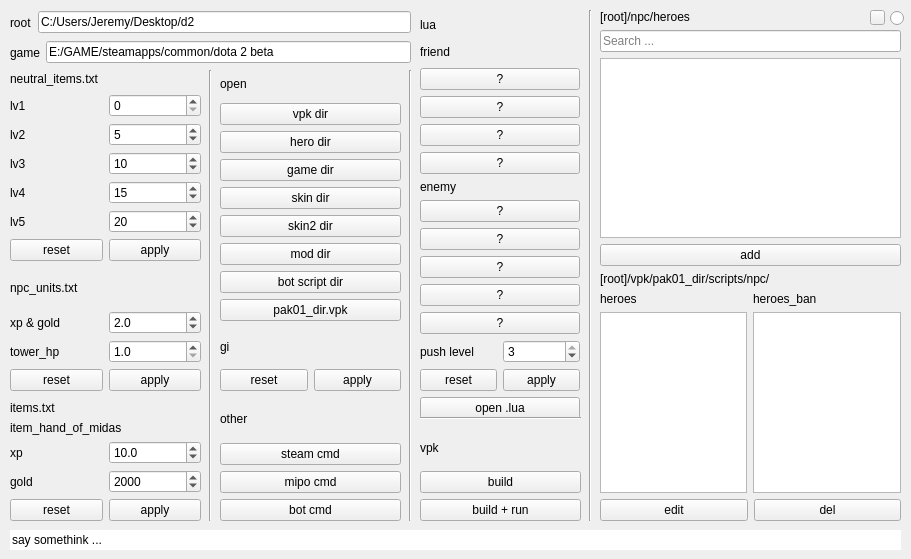
Qt form ui/main.ui (JeremyChim/d2) before a commit.
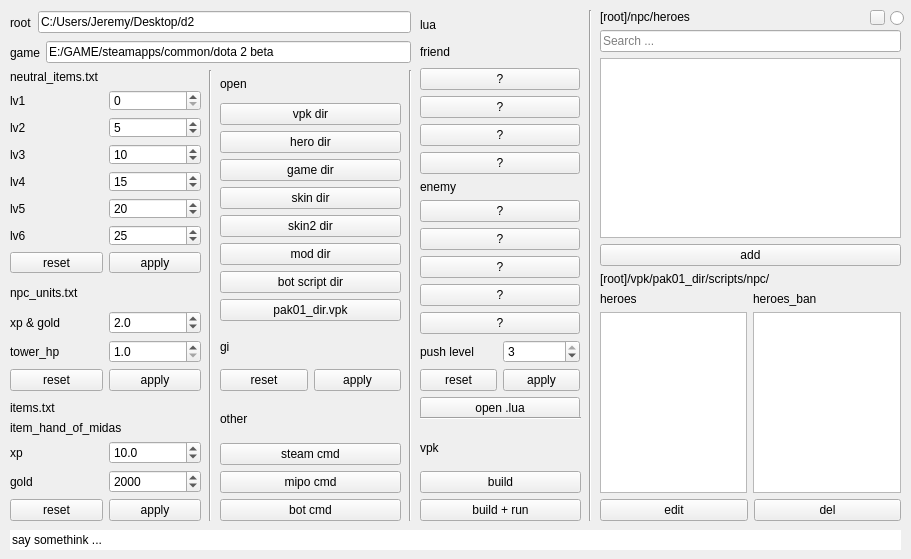
The same form after that commit.

Commit message: 修改main的ui

The edit to the form file:
```diff
--- a/ui/main.ui
+++ b/ui/main.ui
@@ -22,7 +22,7 @@
      <x>10</x>
      <y>70</y>
      <width>191</width>
-     <height>191</height>
+     <height>203</height>
     </rect>
    </property>
    <layout class="QVBoxLayout" name="verticalLayout">
@@ -141,6 +141,27 @@
       </item>
      </layout>
     </item>
+    <item>
+     <layout class="QHBoxLayout" name="horizontalLayout_20">
+      <item>
+       <widget class="QLabel" name="label_28">
+        <property name="text">
+         <string>lv6</string>
+        </property>
+       </widget>
+      </item>
+      <item>
+       <widget class="QSpinBox" name="box_neutral_items_lv6">
+        <property name="maximum">
+         <number>999</number>
+        </property>
+        <property name="value">
+         <number>25</number>
+        </property>
+       </widget>
+      </item>
+     </layout>
+    </item>
     <item>
      <layout class="QHBoxLayout" name="horizontalLayout_12">
       <item>
@@ -254,9 +275,9 @@
    <property name="geometry">
     <rect>
      <x>10</x>
-     <y>270</y>
+     <y>280</y>
      <width>191</width>
-     <height>121</height>
+     <height>111</height>
     </rect>
    </property>
    <layout class="QVBoxLayout" name="verticalLayout_3">
```
The commit also changes 1 other file.
